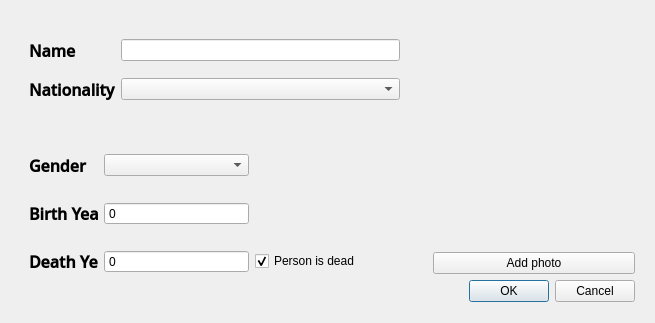
Before: the Qt Designer form personDialog.ui in annakrih/T113VLN1-3, drawn with Qt 5.
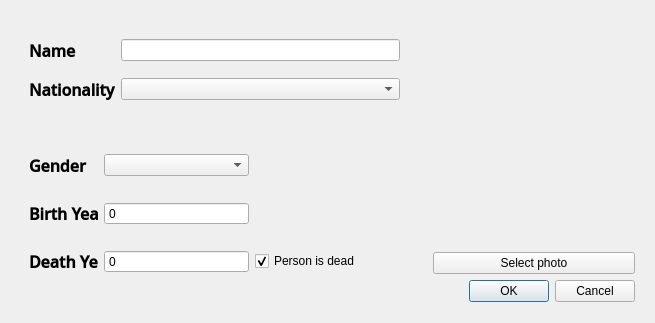
After: the same form once the commit is applied.

The edit to the form file:
```diff
--- a/personDialog.ui
+++ b/personDialog.ui
@@ -312,7 +312,7 @@
          </size>
         </property>
         <property name="text">
-         <string>Add photo</string>
+         <string>Select photo</string>
         </property>
        </widget>
       </item>
```
Left out of the diff: 4 changed lines with no effect on the pictures.
